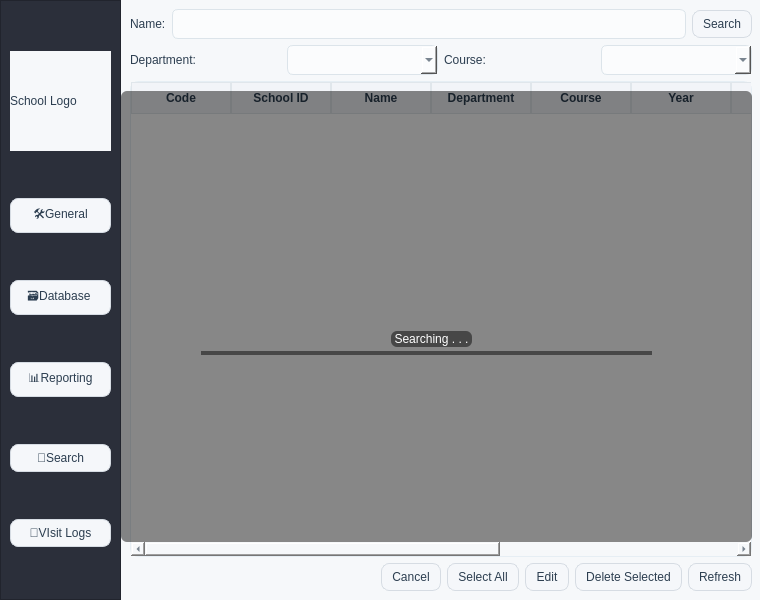
First picture: the form in qt-app/adminwindow.ui, repository lachris320/WITS, before the edit.
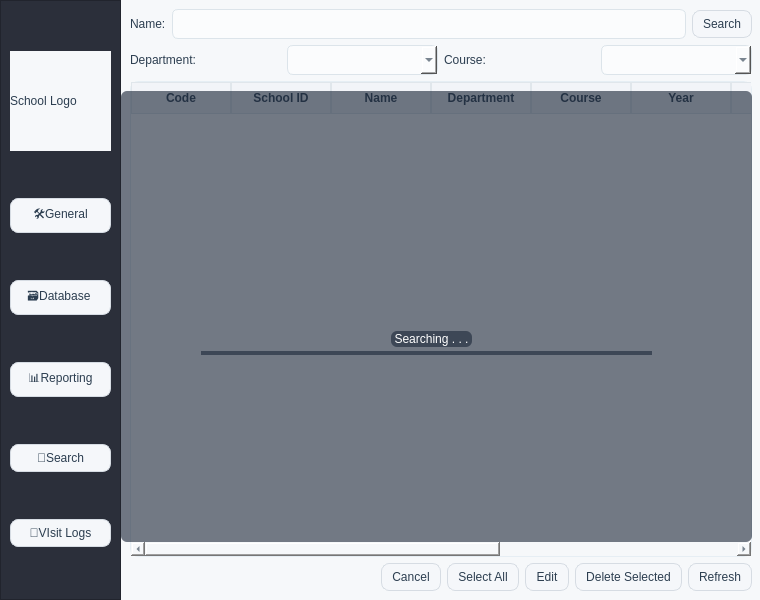
Second picture: the form after the edit. The open tabs and pages were chosen to show the change.

Commit message: feat(ui): theme busy indicator and search overlay

```diff
--- a/qt-app/adminwindow.ui
+++ b/qt-app/adminwindow.ui
@@ -2150,7 +2150,7 @@
          </rect>
         </property>
         <property name="styleSheet">
-         <string notr="true">background-color: rgba(0, 0, 0, 120);
+         <string notr="true">background-color: rgba(30, 41, 59, 160);
 border-radius: 6px;
 </string>
         </property>
```
The commit also changes 2 other files.
